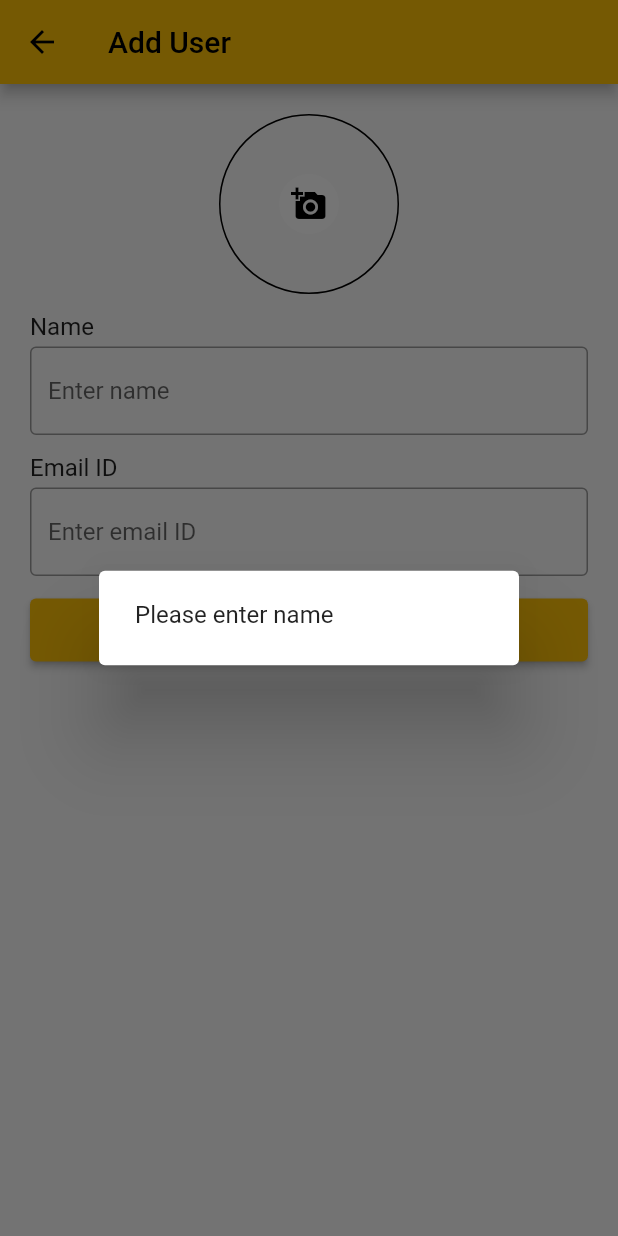
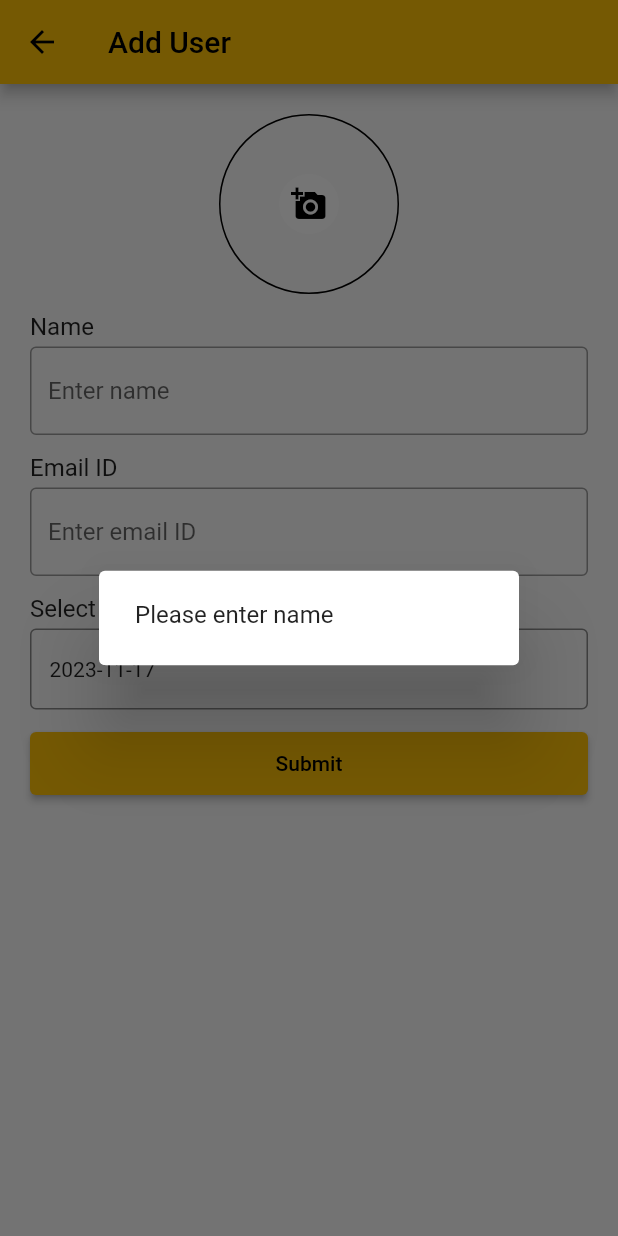
Before and after one commit to jaimin-bacancy/flutter-demo, a Flutter app: the AddEditUser screen opened directly, after a tap on "Submit", on a phone screen of 412 x 824 dp. Run offline on Flutter 3.47's test engine with Material 2 defaults, Android fonts, the phone set to English and light mode, and no system bars; our stand-ins replace image_picker, shared_preferences; accounts and stored records are empty.

Commit message:
add date picker in add user screen

```diff
--- a/lib/app/presentation/screens/add_edit_user/add_edit_user.dart
+++ b/lib/app/presentation/screens/add_edit_user/add_edit_user.dart
@@ -1,6 +1,7 @@
 import 'package:awesome_app/app/data/models/user.dart';
 import 'package:awesome_app/app/data/network/api_client.dart';
 import 'package:awesome_app/app/presentation/widgets/form_button.dart';
+import 'package:awesome_app/app/presentation/widgets/form_date_picker.dart';
 import 'package:awesome_app/app/presentation/widgets/form_input.dart';
 import 'package:awesome_app/app/presentation/widgets/user_image.dart';
 import 'package:awesome_app/base_configs/configs/string_config.dart';
@@ -37,6 +38,7 @@ class _AddEditUserFormState extends State<AddEditUserForm> {
   String _email = "";
   XFile? _profileImage;
   IconData _icon = Icons.add_a_photo;
+  DateTime selectedDate = DateTime.now();
 
   @override
   void initState() {
@@ -82,6 +84,20 @@ class _AddEditUserFormState extends State<AddEditUserForm> {
       setState(() {});
     }
 
+    Future<void> _selectDate(BuildContext context) async {
+      final DateTime? picked = await showDatePicker(
+          context: context,
+          initialDate: selectedDate,
+          firstDate: DateTime(1947),
+          lastDate: DateTime.now());
+
+      if (picked != null && picked != selectedDate) {
+        setState(() {
+          selectedDate = picked;
+        });
+      }
+    }
+
     return Container(
       padding: const EdgeInsets.all(20),
       child: Column(crossAxisAlignment: CrossAxisAlignment.start, children: [
@@ -113,6 +129,12 @@ class _AddEditUserFormState extends State<AddEditUserForm> {
           },
         ),
         const SizedBox(height: 12),
+        FormDatePicker(
+          label: StringConfig.selectDobText,
+          selectDate: _selectDate,
+          selectedDate: selectedDate,
+        ),
+        const SizedBox(height: 12),
         Column(
           children: [
             Center(
--- /dev/null
+++ b/lib/app/presentation/widgets/form_date_picker.dart
@@ -0,0 +1,51 @@
+import 'package:flutter/material.dart';
+
+class FormDatePicker extends StatefulWidget {
+  final String label;
+  final DateTime selectedDate;
+  final Function selectDate;
+
+  const FormDatePicker({
+    super.key,
+    required this.label,
+    required this.selectedDate,
+    required this.selectDate,
+  });
+
+  @override
+  State<FormDatePicker> createState() => _FormDatePickerState();
+}
+
+class _FormDatePickerState extends State<FormDatePicker> {
+  @override
+  Widget build(BuildContext context) {
+    return GestureDetector(
+      onTap: () {
+        widget.selectDate(context);
+      },
+      child: Column(
+        crossAxisAlignment: CrossAxisAlignment.start,
+        children: [
+          Text(
+            widget.label,
+            style: const TextStyle(fontSize: 16),
+          ),
+          const SizedBox(height: 4),
+          Container(
+            width: double.infinity,
+            padding:
+                const EdgeInsets.only(left: 12, right: 12, top: 18, bottom: 18),
+            decoration: BoxDecoration(
+              border: Border.all(
+                color: Colors.black45,
+                width: 1,
+              ),
+              borderRadius: BorderRadius.circular(4),
+            ),
+            child: Text("${widget.selectedDate.toLocal()}".split(' ')[0]),
+          )
+        ],
+      ),
+    );
+  }
+}
--- a/lib/base_configs/configs/string_config.dart
+++ b/lib/base_configs/configs/string_config.dart
@@ -21,6 +21,7 @@ abstract class StringConfig {
 
   //Add User Screen
   static const String addUserText = "Add User";
+  static const String selectDobText = "Select DOB";
 
   //Edit User Screen
   static const String editUserText = "Edit User";
```
